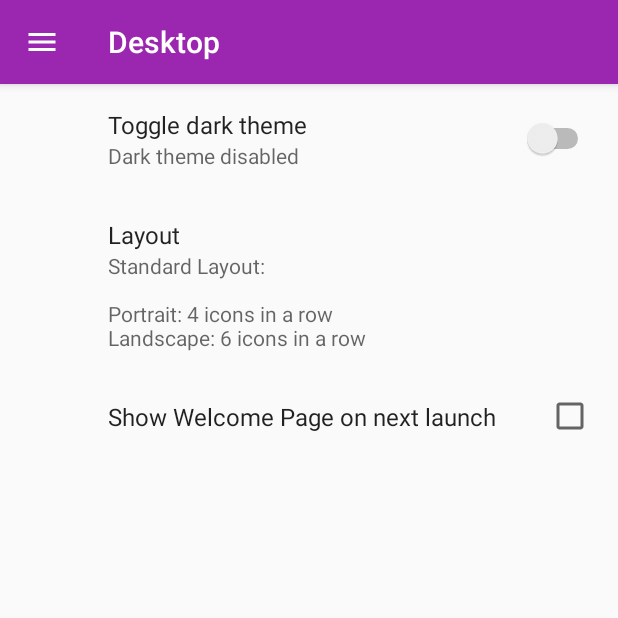
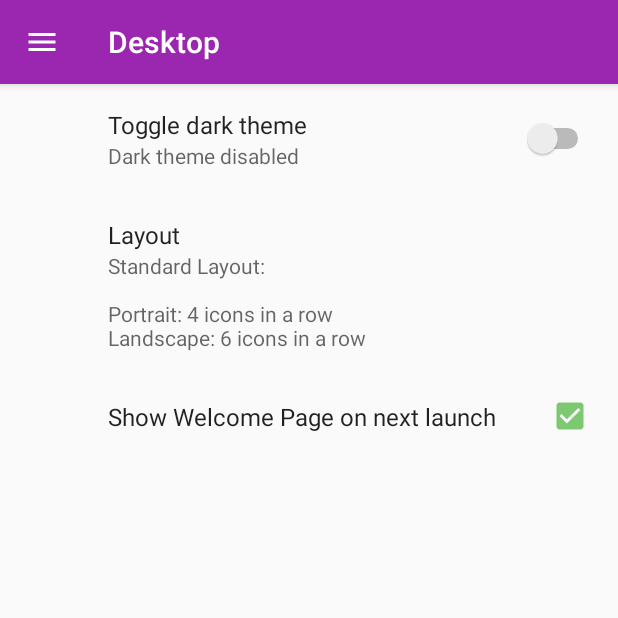
Before and after one commit to navalnica/AndroidAppLauncher, an Android app: the fragment PreferencesFragment placed in its activity, on a phone screen of 412 x 824 dp, the top half of it. Run offline under Robolectric (Android 15) with nearby library versions, the phone set to English and light mode, and no system bars; our stand-ins replace androidx.preference; libraries missing offline, so code that uses them is left out: com.crashlytics.android, com.microsoft.appcenter, com.yandex.metrica, io.fabric.sdk; 1 statement that could not run was skipped.

Commit message:
feature: fixed checkbox state loss in Preferences and Launcher's tab layout for landscape orientation

```diff
--- a/app/src/main/java/com/example/trafimau_app/activity/launcher/ActivityLauncher.java
+++ b/app/src/main/java/com/example/trafimau_app/activity/launcher/ActivityLauncher.java
@@ -24,7 +24,6 @@ import android.view.MenuItem;
 import com.example.trafimau_app.MyApplication;
 import com.example.trafimau_app.R;
 import com.example.trafimau_app.activity.ActivityProfile;
-import com.example.trafimau_app.activity.PreferencesFragment;
 
 public class ActivityLauncher extends AppCompatActivity
         implements AppsFragment.PageChangedListener {
--- a/app/src/main/java/com/example/trafimau_app/activity/PreferencesFragment.java
+++ b/app/src/main/java/com/example/trafimau_app/activity/launcher/PreferencesFragment.java
@@ -1,4 +1,4 @@
-package com.example.trafimau_app.activity;
+package com.example.trafimau_app.activity.launcher;
 
 import android.app.Activity;
 import android.content.SharedPreferences;
@@ -59,6 +59,8 @@ public class PreferencesFragment
         showWelcomePageCheckbox = (CheckBoxPreference) findPreference(keyShowWelcomePageCheckbox);
 
         initializeViews();
+
+        // TODO: handle checkbox status on device rotation
     }
 
     @Override
@@ -75,9 +77,9 @@ public class PreferencesFragment
 
     private void initializeViews() {
         darkThemeSwitch.setChecked(app.isNighModeEnabled());
+        showWelcomePageCheckbox.setChecked(app.isShowWelcomePage());
         layoutListPreference.setValue(Boolean.toString(app.isCompactLayoutEnabled()));
         setSummaryForLayoutListPreference();
-        showWelcomePageCheckbox.setChecked(false);
     }
 
     @Override
--- a/app/src/main/res/layout/fragment_apps.xml
+++ b/app/src/main/res/layout/fragment_apps.xml
@@ -10,6 +10,7 @@
         android:layout_width="match_parent"
         android:layout_height="@dimen/appsTabLayoutIndicatorHeight"
         android:layout_gravity="top"
+        app:tabGravity="fill"
         app:tabIndicatorHeight="@dimen/appsTabLayoutIndicatorHeight" />
 
 </android.support.v4.view.ViewPager>
```
